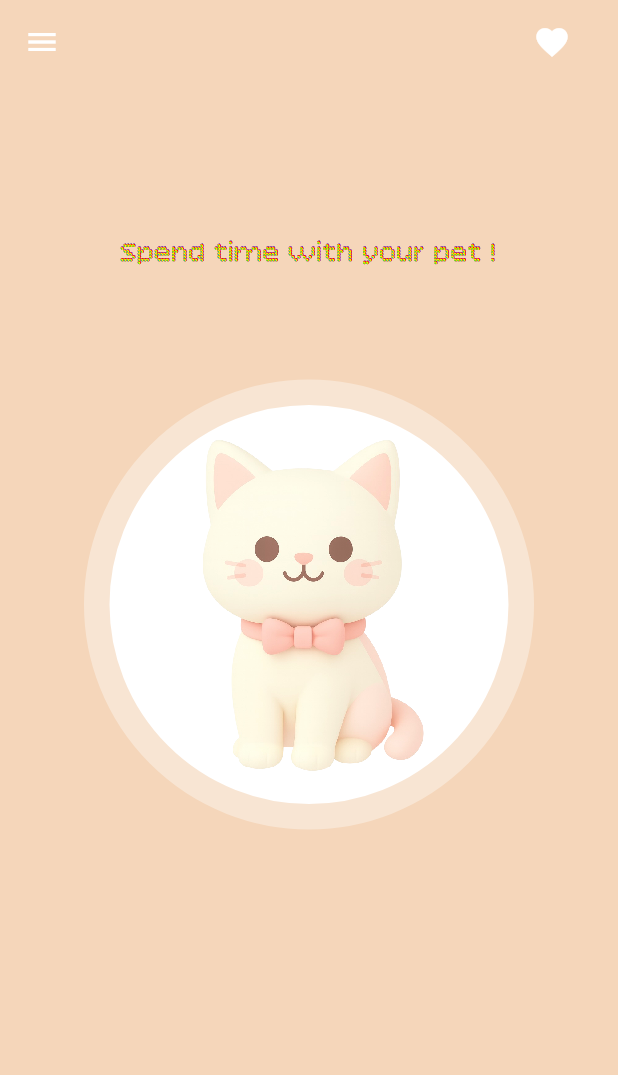
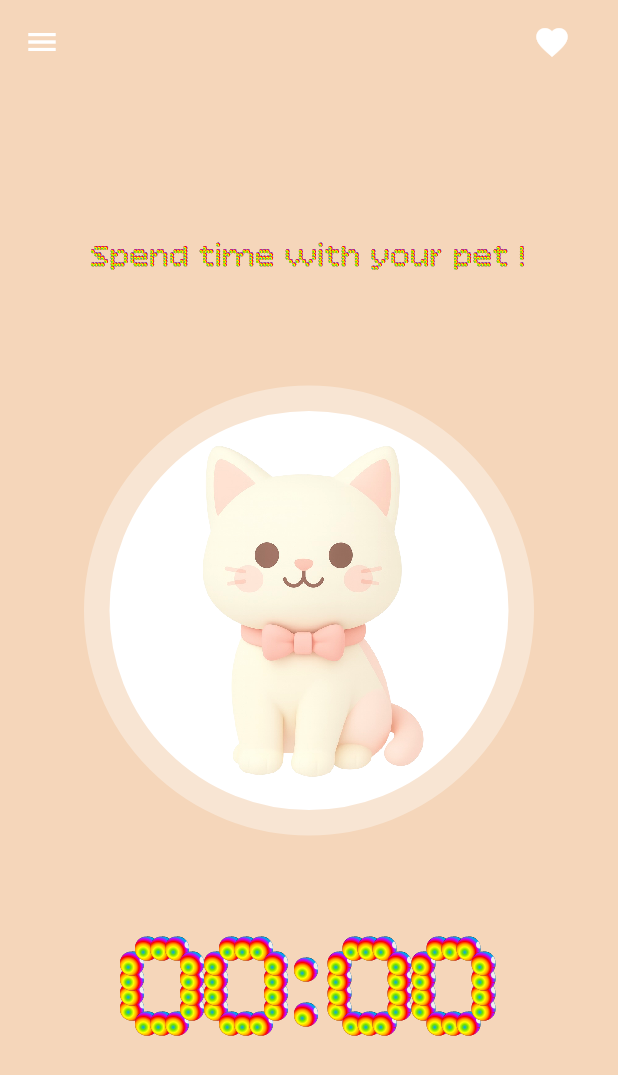
Before and after one commit to CaptainSparrow23/pet_productivity_app, a Flutter app: the screen it shows after launch, on a phone screen of 412 x 824 dp. Shown: the top 1075 px of the screen. Run offline on Flutter 3.47's test engine with Material 3 defaults, Android fonts, the phone set to English and light mode, and no system bars.

Commit message:
Add timer functionality and improve home page layout
- Created new TimerScreen widget with countdown functionality
- Added proper timer display with HH:MM format using Bitcount font
- Fixed timer alignment and spacing issues for better visual balance
- Integrated timer into home page layout below pet window
- Added flutter_05.png screenshot
- Timer features: countdown from set duration, auto-start, end dialog

```diff
--- /dev/null
+++ b/lib/models/timer.dart
@@ -0,0 +1,148 @@
+import 'package:flutter/material.dart';
+import 'dart:async';
+
+class TimerScreen extends StatefulWidget {
+  const TimerScreen({super.key});
+
+  @override
+  State<TimerScreen> createState() => _TimerScreenState();
+}
+
+class _TimerScreenState extends State<TimerScreen> {
+  static const Duration countdownDuration = Duration(minutes: 1);
+  final ValueNotifier<Duration> durationNotifier = ValueNotifier(
+    countdownDuration,
+  );
+  Timer? timer;
+
+  @override
+  void initState() {
+    super.initState();
+    startTimer();
+  }
+
+  @override
+  void dispose() {
+    timer?.cancel();
+    durationNotifier.dispose();
+    super.dispose();
+  }
+
+  void startTimer() {
+    timer = Timer.periodic(const Duration(seconds: 1), (_) => addTime());
+  }
+
+  void addTime() {
+    final seconds = durationNotifier.value.inSeconds - 1;
+    if (seconds < 0) {
+      timer?.cancel();
+      showEndMessage();
+    } else {
+      durationNotifier.value = Duration(seconds: seconds);
+    }
+  }
+
+  void showEndMessage() {
+    showDialog(
+      context: context,
+      builder: (BuildContext context) {
+        return AlertDialog(
+          title: const Text('Timer Ended'),
+          content: const Text('The timer has ended'),
+          actions: [
+            TextButton(
+              onPressed: () => Navigator.of(context).pop(),
+              child: const Text('OK'),
+            ),
+          ],
+        );
+      },
+    );
+  }
+
+  @override
+  Widget build(BuildContext context) {
+    return Center(
+      child: ValueListenableBuilder<Duration>(
+        valueListenable: durationNotifier,
+        builder: (context, value, child) {
+          return buildTime(value);
+        },
+      ),
+    );
+  }
+
+  Widget buildTime(Duration duration) {
+    String twoDigits(int n) => n.toString().padLeft(2, '0');
+    final hours = twoDigits(duration.inHours);
+    final minutes = twoDigits(duration.inMinutes.remainder(60));
+
+    return Row(
+      mainAxisAlignment: MainAxisAlignment.center,
+      mainAxisSize: MainAxisSize.min,
+      children: [
+        // Hours group
+        Row(
+          mainAxisSize: MainAxisSize.min,
+          children: hours.split('').map((digit) => buildDigit(digit)).toList(),
+        ),
+        // Colon separator with equal spacing
+        buildTimeSeparator(),
+        // Minutes group
+        Row(
+          mainAxisSize: MainAxisSize.min,
+          children: minutes
+              .split('')
+              .map((digit) => buildDigit(digit))
+              .toList(),
+        ),
+      ],
+    );
+  }
+
+  Widget buildDigit(String digit) {
+    const double digitBoxWidth = 54;
+    return Padding(
+      padding: const EdgeInsets.only(left: 2),
+      child: SizedBox(
+        width: digitBoxWidth,
+        child: AnimatedSwitcher(
+          duration: const Duration(milliseconds: 600),
+          child: Align(
+            key: ValueKey<String>(digit),
+            alignment: Alignment.center,
+            child: Text(
+              digit,
+              textAlign: TextAlign.center,
+              style: const TextStyle(
+                fontFamily: 'Bitcount',
+                color: Colors.white,
+                fontSize: 100, // Increased font size to make digits taller
+                fontWeight: FontWeight.bold,
+                height: 1.0, // Back to normal line height
+              ),
+            ),
+          ),
+        ),
+      ),
+    );
+  }
+
+  Widget buildTimeSeparator() {
+    return Container(
+      alignment: Alignment.center,
+      padding: const EdgeInsets.only(left: 6, bottom: 12),
+      child: const Text(
+        ":",
+        textAlign: TextAlign.center,
+        style: TextStyle(
+          fontFamily: 'Bitcount',
+          color: Colors.white,
+          fontSize: 100, // Same size as digits
+          fontWeight: FontWeight.bold,
+          height: 1.0, // Normal line height
+        ),
+      ),
+    );
+  }
+}
--- a/lib/pages/home_page.dart
+++ b/lib/pages/home_page.dart
@@ -2,6 +2,7 @@ import 'package:flutter/material.dart';
 import 'package:pet_productivity_app/pages/settings_page.dart';
 import 'package:pet_productivity_app/pages/pets_page.dart';
 import '../utils/app_colors.dart';
+import '../models/timer.dart';
 
 class HomePage extends StatefulWidget {
   const HomePage({super.key});
@@ -11,14 +12,6 @@ class HomePage extends StatefulWidget {
 }
 
 class _HomePageState extends State<HomePage> {
-  int _selectedIndex = 0;
-
-  final List _pages = [
-    const HomePage(),
-    const SettingsPage(),
-    const PetsPage(),
-  ];
-
   @override
   Widget build(BuildContext context) {
     return Scaffold(
@@ -87,17 +80,16 @@ class _HomePageState extends State<HomePage> {
         ),
       ),
       body: SizedBox(
-        width: double.infinity, // This ensures the Column takes full width
         child: Column(
           mainAxisAlignment: MainAxisAlignment.start,
           crossAxisAlignment: CrossAxisAlignment.center,
           children: [
-            const SizedBox(height: 100), // Add space above the text
+            const SizedBox(height: 100), // Add space a bove the text
             Text(
               'Spend time with your pet !',
               style: TextStyle(
                 fontFamily: "Bitcount",
-                fontSize: 19,
+                fontSize: 22,
                 fontVariations: [FontVariation('wght', 500)],
                 color: Colors.white,
                 letterSpacing:
@@ -106,6 +98,8 @@ class _HomePageState extends State<HomePage> {
             ),
             Container(height: 70), // Adjust this value to move circle up/down
             petWindow(),
+            const SizedBox(height: 50), // Add space below the pet window
+            TimerScreen(),
           ],
         ),
       ),
```
Also changed, not shown: flutter_05.png (added).
